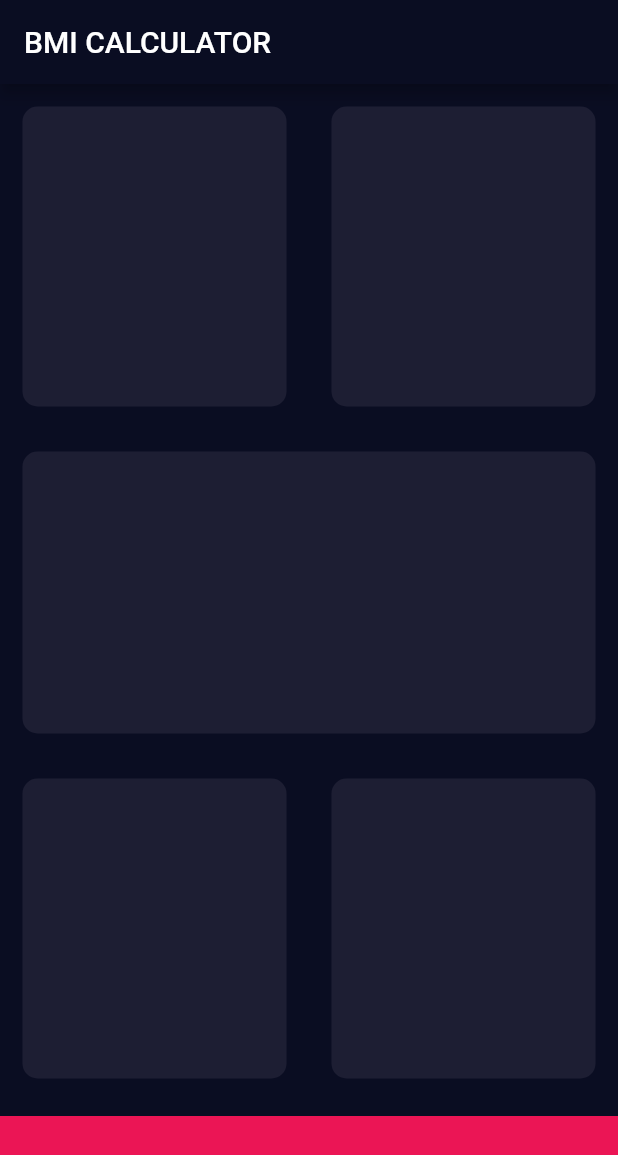
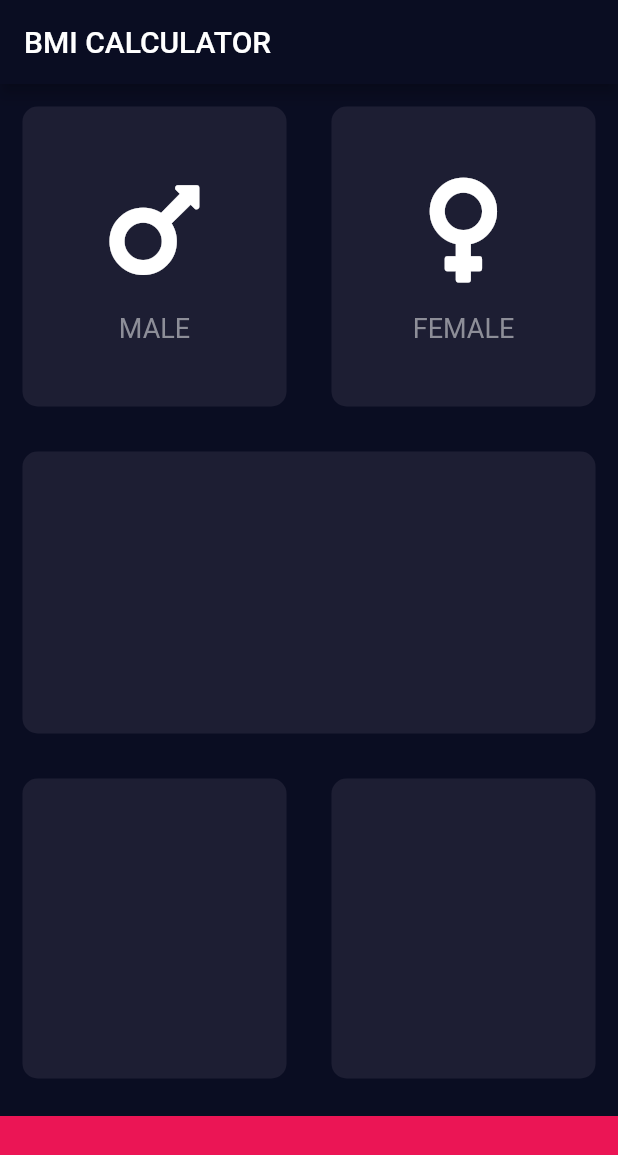
Before and after one commit to kawarimidoll/flutter_course_bmi_calculator, a Flutter app: the screen it shows after launch, on a phone screen of 412 x 824 dp. Shown: the top 1155 px of the screen. Run offline on Flutter 3.47's test engine with Material 2 defaults, Android fonts, the phone set to English and light mode, and no system bars; our stand-ins replace font_awesome_flutter.

Commit message:
refactor with child widget

```diff
--- a/lib/input_page.dart
+++ b/lib/input_page.dart
@@ -1,4 +1,5 @@
 import 'package:flutter/material.dart';
+import 'package:font_awesome_flutter/font_awesome_flutter.dart';
 
 const bottomContainerHeight = 80.0;
 const activeCardColor = Color(0xFF1D1E33);
@@ -21,23 +22,44 @@ class _InputPageState extends State<InputPage> {
           Row(
             children: [
               Expanded(
-                child: ReusableCard(activeCardColor),
+                child: ReusableCard(
+                  color: activeCardColor,
+                  child: IconContent(
+                    icon: FontAwesomeIcons.mars,
+                    label: 'MALE',
+                  ),
+                ),
               ),
               Expanded(
-                child: ReusableCard(activeCardColor),
+                child: ReusableCard(
+                  color: activeCardColor,
+                  child: IconContent(
+                    icon: FontAwesomeIcons.venus,
+                    label: 'FEMALE',
+                  ),
+                ),
               ),
             ],
           ),
           Expanded(
-            child: ReusableCard(activeCardColor),
+            child: ReusableCard(
+              color: activeCardColor,
+              child: Container(),
+            ),
           ),
           Row(
             children: [
               Expanded(
-                child: ReusableCard(activeCardColor),
+                child: ReusableCard(
+                  color: activeCardColor,
+                  child: Container(),
+                ),
               ),
               Expanded(
-                child: ReusableCard(activeCardColor),
+                child: ReusableCard(
+                  color: activeCardColor,
+                  child: Container(),
+                ),
               ),
             ],
           ),
@@ -53,13 +75,41 @@ class _InputPageState extends State<InputPage> {
   }
 }
 
+class IconContent extends StatelessWidget {
+  final IconData icon;
+  final String label;
+
+  IconContent({required this.icon, required this.label});
+
+  @override
+  Widget build(BuildContext context) {
+    return Column(
+      mainAxisAlignment: MainAxisAlignment.center,
+      children: [
+        Icon(icon, size: 80.0),
+        SizedBox(height: 15.0),
+        Text(
+          label,
+          style: TextStyle(
+            fontSize: 18.0,
+            color: Color(0xFF8D8E98),
+          ),
+        ),
+      ],
+    );
+  }
+}
+
 class ReusableCard extends StatelessWidget {
   final Color color;
-  ReusableCard(this.color);
+  final Widget child;
+
+  ReusableCard({required this.color, required this.child});
 
   @override
   Widget build(BuildContext context) {
     return Container(
+      child: child,
       margin: EdgeInsets.all(15.0),
       decoration: BoxDecoration(
         color: color,
--- a/pubspec.yaml
+++ b/pubspec.yaml
@@ -16,6 +16,7 @@ dependencies:
 
 
   cupertino_icons: ^1.0.2
+  font_awesome_flutter: ^9.0.0
 
 dev_dependencies:
   flutter_test:
```
Also changed, not shown: pubspec.lock.
